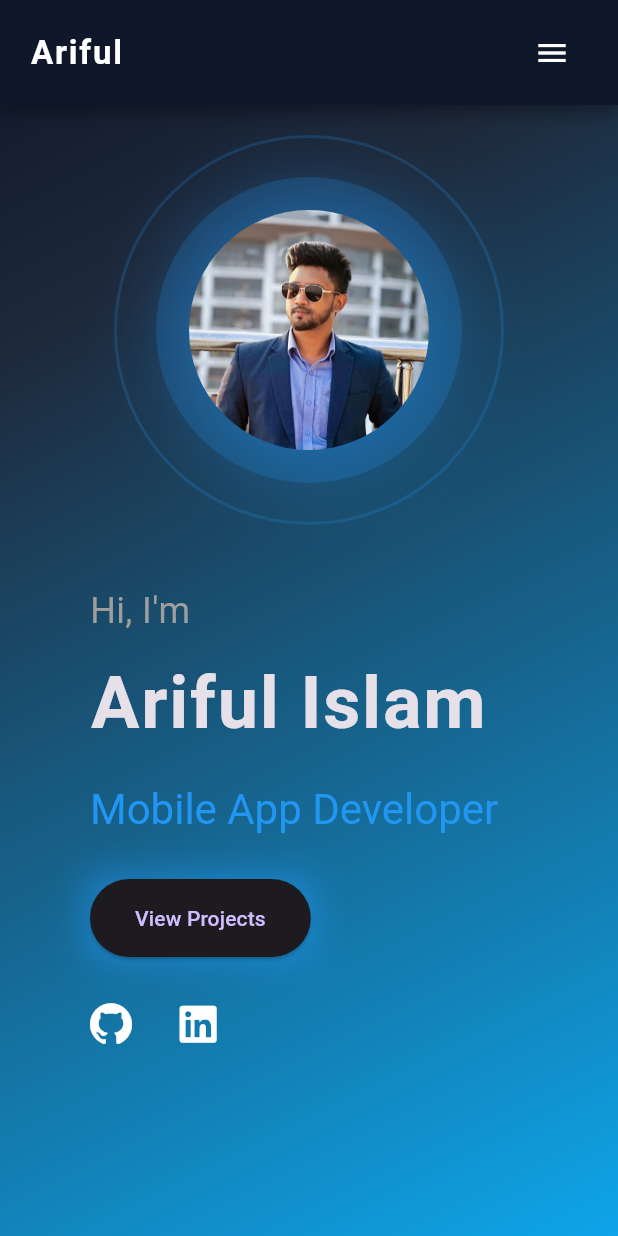
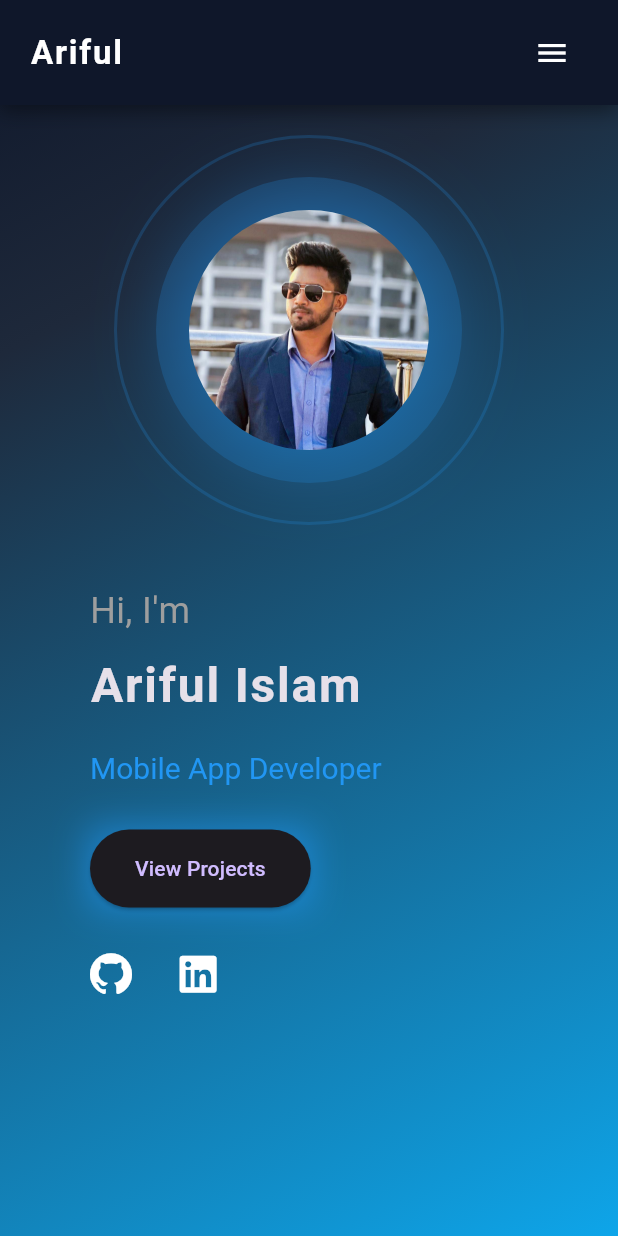
Before and after one commit to arifultech/arifultech.github.io, a Flutter app: the screen it shows after launch, after a tap on the "menu" icon, after a tap on "Home", on a phone screen of 412 x 824 dp. Run offline on Flutter 3.47's test engine with Material 3 defaults, Android fonts, the phone set to English and light mode, and no system bars; drawn by our look-alikes of animated_text_kit, flutter_animate; our stand-ins replace flutter_svg, font_awesome_flutter; network calls fail.

Commit message:
update hero1

```diff
--- a/lib/section/about_section.dart
+++ b/lib/section/about_section.dart
@@ -59,9 +59,7 @@ class AboutSection extends StatelessWidget {
               color: Colors.grey[300],
             ),
           )
-              .animate()
-              .fadeIn(delay: 300.ms)
-              .slideY(begin: 0.6),
+
         ],
       ),
     );
--- a/lib/section/hero_section.dart
+++ b/lib/section/hero_section.dart
@@ -21,16 +21,16 @@ class HeroSection extends StatelessWidget {
   @override
   Widget build(BuildContext context) {
 
-    bool isMobile = MediaQuery.of(context).size.width < 800;
+    bool isMobile = MediaQuery.of(context).size.width < 600;
 
     return Container(
 
       padding: const EdgeInsets.symmetric(vertical: 80, horizontal: 40),
-      child: isMobile ? mobileLayout() : desktopLayout(),
+      child: isMobile ? mobileLayout(context) : desktopLayout(context),
     );
   }
 
-  Widget desktopLayout() {
+  Widget desktopLayout(context) {
     return Stack(
       children: [
 
@@ -40,7 +40,7 @@ class HeroSection extends StatelessWidget {
           mainAxisAlignment: MainAxisAlignment.spaceEvenly,
           children: [
 
-            Expanded(flex: 1, child: heroText()),
+            Expanded(flex: 1, child: heroText(context)),
 
             Expanded(
               flex: 1,
@@ -92,7 +92,7 @@ class HeroSection extends StatelessWidget {
     );
   }
 
-  Widget mobileLayout() {
+  Widget mobileLayout(context) {
     return Column(
       children: [
 
@@ -146,14 +146,16 @@ class HeroSection extends StatelessWidget {
 
         /// 🔥 Text Section
         Padding(
-          padding: const EdgeInsets.symmetric(horizontal: 20),
-          child: heroText(),
+          padding:  EdgeInsets.symmetric(horizontal: 20),
+          child: heroText(context),
         ),
       ],
     );
   }
 
-  Widget heroText() {
+  Widget heroText(BuildContext context) {
+    bool isMobile = MediaQuery.of(context).size.width < 600;
+
     return Column(
       crossAxisAlignment: CrossAxisAlignment.start,
       children: [
@@ -168,10 +170,10 @@ class HeroSection extends StatelessWidget {
 
         const SizedBox(height: 10),
 
-        const Text(
+         Text(
           "Ariful Islam",
           style: TextStyle(
-            fontSize: 48,
+            fontSize: isMobile?32:48,
             fontWeight: FontWeight.bold,
             letterSpacing: 1.2,
           ),
@@ -180,12 +182,11 @@ class HeroSection extends StatelessWidget {
         const SizedBox(height: 20),
 
         SizedBox(
-          width: 400,
+          width: isMobile ? double.infinity : 380, // 🔥 responsive width
           child: DefaultTextStyle(
-            style: const TextStyle(
-              fontSize: 28,
+            style: TextStyle(
+              fontSize: isMobile ? 20 : 28,
               color: Colors.blue,
-              overflow: TextOverflow.visible,
             ),
             child: AnimatedTextKit(
               repeatForever: true,
@@ -193,8 +194,9 @@ class HeroSection extends StatelessWidget {
                 TypewriterAnimatedText(
                   "Mobile App Developer",
                   speed: const Duration(milliseconds: 90),
-                ), TypewriterAnimatedText(
-                  "Flutter web Developer",
+                ),
+                TypewriterAnimatedText(
+                  "Flutter Web Developer",
                   speed: const Duration(milliseconds: 90),
                 ),
               ],
@@ -209,11 +211,6 @@ class HeroSection extends StatelessWidget {
         const SizedBox(height: 30),
 
         socialIcons(),
-
-
-        /// FLUTTER BADGE
-
-
       ],
     );
   }
--- a/lib/section/project_section.dart
+++ b/lib/section/project_section.dart
@@ -44,11 +44,11 @@ class ProjectsSection extends StatelessWidget {
                 itemCount: projects.length,
                 gridDelegate: SliverGridDelegateWithFixedCrossAxisCount(
                   crossAxisCount: crossAxisCount,
-                  crossAxisSpacing: 10,
-                  mainAxisSpacing: 10,
+                  crossAxisSpacing: constraints.maxWidth < 600 ?5:10,
+                  mainAxisSpacing: constraints.maxWidth < 600 ?5:10,
                   // 🔥 card height control
                   childAspectRatio:
-                  constraints.maxWidth < 600 ? 1.2 : 1,
+                  constraints.maxWidth < 600 ? 0.9 : 1,
                 ),
 
                 itemBuilder: (context, index) {
--- a/lib/widget/projectCard.dart
+++ b/lib/widget/projectCard.dart
@@ -54,7 +54,7 @@ class _ProjectCardState extends State<ProjectCard> {
                 ),
               ),
 
-              SizedBox(height: isMobile ? 3 : 9),
+              SizedBox(height: isMobile ? 2 : 9),
 
               // 🔥 Title
               Text(
@@ -62,7 +62,7 @@ class _ProjectCardState extends State<ProjectCard> {
                 maxLines: 1,
                 overflow: TextOverflow.ellipsis,
                 style: TextStyle(
-                  fontSize: isMobile ? 12 : 14, // 🔽 mobile smaller
+                  fontSize: isMobile ? 10 : 14, // 🔽 mobile smaller
                   fontWeight: FontWeight.bold,
                 ),
               ),
@@ -75,7 +75,7 @@ class _ProjectCardState extends State<ProjectCard> {
                 maxLines: isMobile ? 1 : 2, // 🔥 mobile 1 line only
                 overflow: TextOverflow.ellipsis,
                 style: TextStyle(
-                  fontSize: isMobile ? 11 : 11,
+                  fontSize: isMobile ? 9 : 11,
                   color: Colors.grey[400],
                 ),
               ),
@@ -91,7 +91,7 @@ class _ProjectCardState extends State<ProjectCard> {
                     "View",
                     style: TextStyle(
                       color: Colors.blueAccent,
-                      fontSize: isMobile ? 10 : 13,
+                      fontSize: isMobile ? 9 : 13,
                     ),
                   ),
 
```
